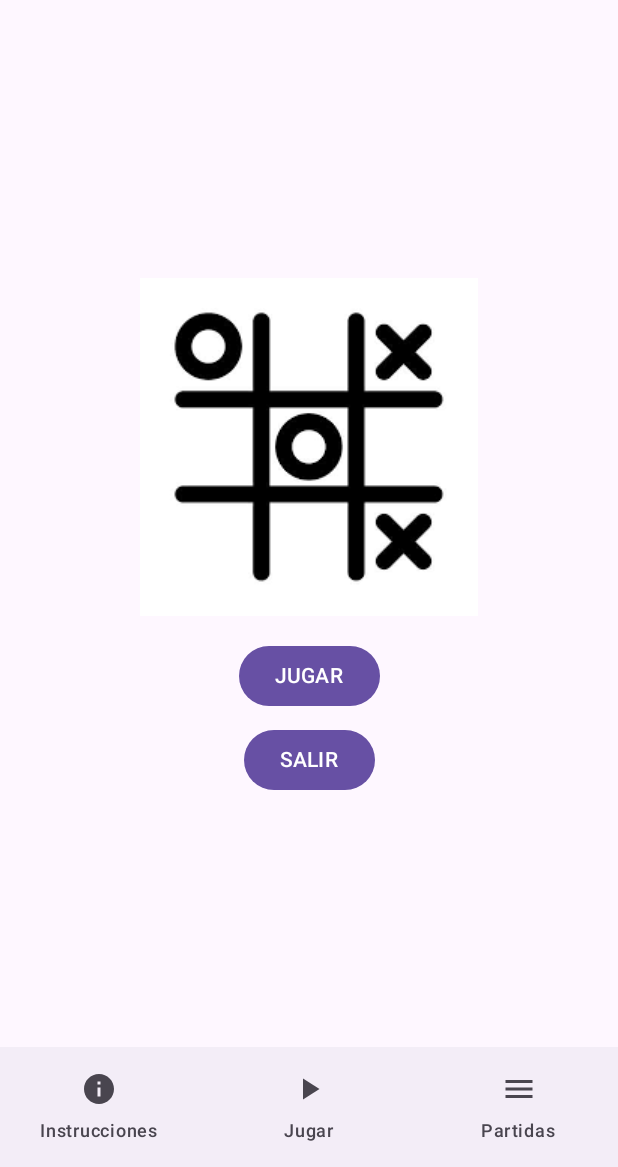
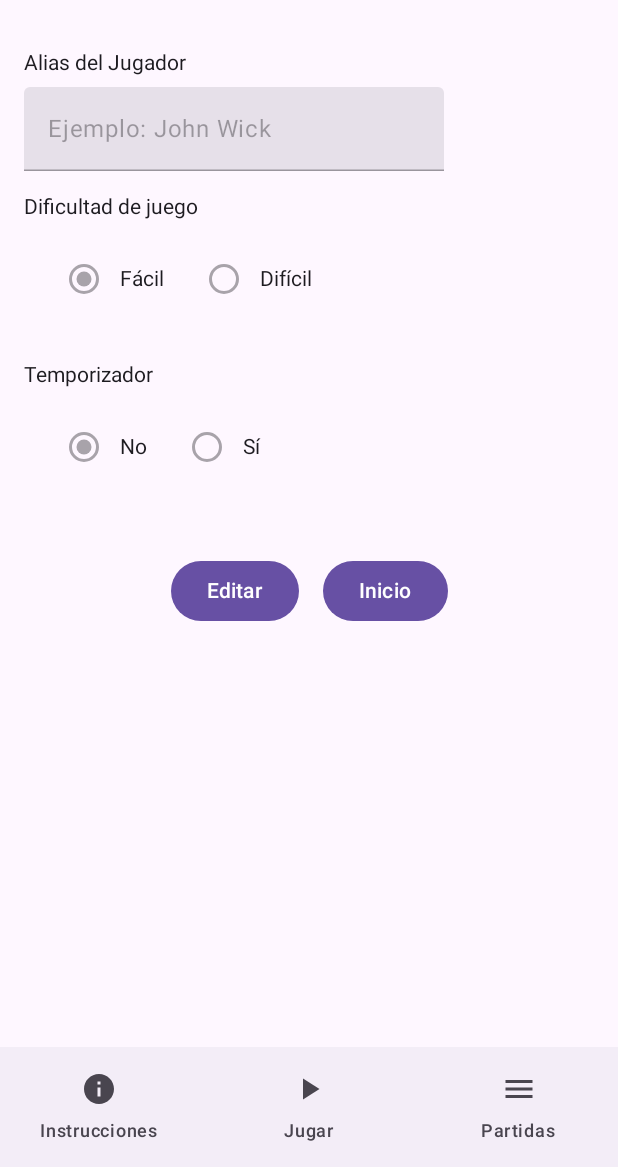
Before and after one commit to gdbogdan/apps1_practica, an Android app built with Jetpack Compose: the screen it shows after launch (MainActivity), after a tap on "Configuracion", on a phone screen of 412 x 824 dp, the part 69-1236 px from its top. Run offline under Robolectric (Android 15) with nearby library versions, the phone set to English and light mode, and no system bars.

Commit message:
Configuracion funciona correctamente

```diff
--- a/app/src/main/java/com/example/tictactoe/MainActivity.kt
+++ b/app/src/main/java/com/example/tictactoe/MainActivity.kt
@@ -20,12 +20,16 @@ import androidx.compose.material3.Scaffold
 import androidx.compose.material3.Text
 import androidx.compose.material3.TopAppBar
 import androidx.compose.runtime.Composable
+import androidx.compose.runtime.getValue
+import androidx.compose.runtime.mutableStateOf
+import androidx.compose.runtime.saveable.rememberSaveable
+import androidx.compose.runtime.setValue
 import androidx.compose.ui.Modifier
-import androidx.compose.ui.layout.ModifierLocalBeyondBoundsLayout
 import androidx.navigation.NavController
 import androidx.navigation.compose.NavHost
 import androidx.navigation.compose.composable
 import androidx.navigation.compose.rememberNavController
+import com.example.tictactoe.screens.Configuracion
 import com.example.tictactoe.screens.Inicio
 import com.example.tictactoe.screens.Instrucciones
 import com.example.tictactoe.screens.Jugar
@@ -37,6 +41,9 @@ class MainActivity : ComponentActivity() {
         enableEdgeToEdge()
         setContent {
             val navController = rememberNavController()
+            var alias = rememberSaveable { mutableStateOf ("") }
+            var dificultad = rememberSaveable { mutableStateOf(false) } //false = Nivel fácil y true = Nivel difícil
+            var temporizador = rememberSaveable { mutableStateOf(false) } //false = Sin temporizador y true = Con temporizador
             Scaffold(
                 topBar = {TopBar(navController)},
                 bottomBar = {BottomBar(navController)}
@@ -55,6 +62,9 @@ class MainActivity : ComponentActivity() {
                         composable ("Jugar") {
                             Jugar(navController)
                         }
+                        composable ( "Configuracion"){
+                            Configuracion(navController, alias,dificultad,temporizador)
+                        }
                     }
             }
         }
@@ -66,7 +76,7 @@ class MainActivity : ComponentActivity() {
         TopAppBar(
             title = { Text("Tic Tac Toe")},
             actions = {
-                IconButton(onClick = {navController.navigate("Inicio")}) {
+                IconButton(onClick = {navController.navigate("Configuracion")}) {
                     Icon(Icons.Filled.Settings, contentDescription = "Configuracion")
                 }
             }
--- /dev/null
+++ b/app/src/main/java/com/example/tictactoe/screens/Configuracion.kt
@@ -0,0 +1,110 @@
+package com.example.tictactoe.screens
+
+import android.widget.Toast
+import androidx.compose.foundation.layout.Arrangement
+import androidx.compose.foundation.layout.Column
+import androidx.compose.foundation.layout.Row
+import androidx.compose.foundation.layout.Spacer
+import androidx.compose.foundation.layout.fillMaxWidth
+import androidx.compose.foundation.layout.padding
+import androidx.compose.foundation.layout.width
+import androidx.compose.material3.Button
+import androidx.compose.material3.RadioButton
+import androidx.compose.material3.Text
+import androidx.compose.material3.TextField
+import androidx.compose.runtime.Composable
+import androidx.compose.runtime.MutableState
+import androidx.compose.runtime.mutableStateOf
+import androidx.compose.runtime.saveable.rememberSaveable
+import androidx.compose.ui.Alignment
+import androidx.compose.ui.Modifier
+import androidx.compose.ui.platform.LocalContext
+import androidx.compose.ui.res.stringResource
+import androidx.compose.ui.unit.dp
+import androidx.navigation.NavController
+import com.example.tictactoe.R
+
+@Composable
+fun Configuracion (navController: NavController, alias:MutableState<String>, dificultad:MutableState<Boolean>, temporizador: MutableState<Boolean>){
+    val context = LocalContext.current
+    val isEditing = rememberSaveable { mutableStateOf(false) }
+    val toastMsg = stringResource(R.string.toast_config)
+
+    Column(modifier = Modifier.padding(16.dp)){
+        // Alias
+        Text(text = stringResource(R.string.alias), modifier = Modifier.padding(bottom = 8.dp))
+        TextField(
+            value = alias.value,
+            onValueChange = { if (isEditing.value) alias.value = it },
+            enabled = isEditing.value,
+            placeholder = { Text(stringResource(R.string.placeholder)) }
+        )
+
+        Spacer(modifier = Modifier.padding(8.dp))
+
+        // Dificultad
+        Text(text = stringResource(R.string.dificultad))
+        Row(verticalAlignment = Alignment.CenterVertically, modifier = Modifier.padding(16.dp)) {
+            RadioButton(
+                selected = !dificultad.value,
+                onClick = { if (isEditing.value) dificultad.value = false },
+                enabled = isEditing.value
+            )
+            Text(text = stringResource(R.string.facil))
+            Spacer(modifier = Modifier.width(16.dp))
+            RadioButton(
+                selected = dificultad.value,
+                onClick = { if (isEditing.value) dificultad.value = true },
+                enabled = isEditing.value
+            )
+            Text(text = stringResource(R.string.dificil))
+        }
+
+        Spacer(modifier = Modifier.padding(8.dp))
+
+        // Temporizador
+        Text(text = stringResource(R.string.temporizador))
+        Row(verticalAlignment = Alignment.CenterVertically, modifier = Modifier.padding(16.dp)) {
+            RadioButton(
+                selected = !temporizador.value,
+                onClick = { if (isEditing.value) temporizador.value = false },
+                enabled = isEditing.value
+            )
+            Text(text = stringResource(R.string.no))
+            Spacer(modifier = Modifier.width(16.dp))
+            RadioButton(
+                selected = temporizador.value,
+                onClick = { if (isEditing.value) temporizador.value = true },
+                enabled = isEditing.value
+            )
+            Text(text = stringResource(R.string.si))
+        }
+
+        Spacer(modifier = Modifier.padding(16.dp))
+
+        // Botones Editar/Guardar e Inicio
+        Row(
+            modifier = Modifier.fillMaxWidth(),
+            horizontalArrangement = Arrangement.Center
+        ) {
+            Button(
+                onClick = {
+                    if(isEditing.value){
+                        Toast.makeText(context, toastMsg,Toast.LENGTH_SHORT).show()
+                    }
+                    isEditing.value = !isEditing.value
+                }
+            ) {
+                Text(if (isEditing.value) "Guardar" else "Editar")
+            }
+
+            Spacer(modifier = Modifier.width(16.dp))
+
+            Button(
+                onClick = { navController.navigate("Inicio") }
+            ) {
+                Text("Inicio")
+            }
+        }
+    }
+}
--- a/app/src/main/res/values/strings.xml
+++ b/app/src/main/res/values/strings.xml
@@ -4,4 +4,18 @@
     <string name="instrucciones">En el juego del Tic Tac Toe o Tres en Raya, el objetivo principal es conseguir tres símbolos iguales en línea (pudiendo ser horizontal, vertical o diagonal). Por norma general, en esta versión empezarán las "X".</string>
     <string name="instrucciones_dificultad">Existen 2 dificultades en el juego, en la dificultad "Fácil" el juego ocupará la primera celda disponible. En cambio, en la dificultad "Difícil" aquí será un valor aleatorio, pudiendo ser que te dificulte la jugabilidad y el ganar la partida.</string>
     <string name="instrucciones_perfil">El icono del engranaje que aparece arriba a la derecha, es el botón de tu perfil, pudiendo modificar desde allí, tu nombre, dificultad y temporizador.</string>
+
+    <string name="alias">Alias del Jugador</string>
+    <string name="placeholder">Ejemplo: John Wick</string>
+    <string name="dificultad">Dificultad de juego</string>
+    <string name="temporizador">Temporizador</string>
+
+    <string name="facil">Fácil</string>
+    <string name="dificil">Difícil</string>
+    <string name="si">Sí</string>
+    <string name="no">No</string>
+    <string name="toast_config">Configuracion guardada correctamente</string>
+
+
+
 </resources>
```
